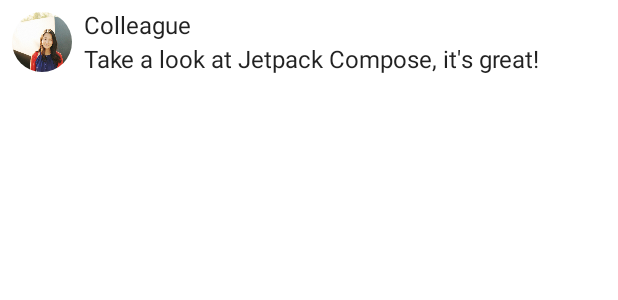
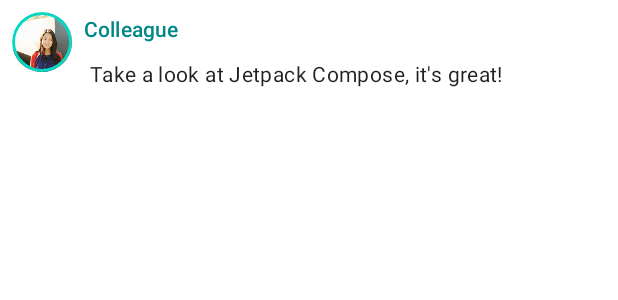
Before and after one commit to eric101789/ComposeTutorial, an Android app built with Jetpack Compose: the @Preview function PreviewMessageCard, on a phone screen of 412 x 824 dp. Shown: the top 300 px of the screen. Run offline under Robolectric (Android 15) with nearby library versions, the phone set to English and light mode, and no system bars.

Commit message:
版面配置 使用質感設計(形狀)

```diff
--- a/app/src/main/java/com/example/composetutorial/MainActivity.kt
+++ b/app/src/main/java/com/example/composetutorial/MainActivity.kt
@@ -5,6 +5,7 @@ import android.os.Bundle
 import androidx.activity.ComponentActivity
 import androidx.activity.compose.setContent
 import androidx.compose.foundation.Image
+import androidx.compose.foundation.border
 import androidx.compose.foundation.layout.*
 import androidx.compose.foundation.shape.CircleShape
 import androidx.compose.material.MaterialTheme
@@ -39,27 +40,30 @@ fun MessageCard(msg: Message) {
     Row(modifier = Modifier.padding(all = 8.dp)) {
         Image(
             painter = painterResource(R.drawable.profile_picture),
-            contentDescription = "Content profile picture",
+            contentDescription = null,
             modifier = Modifier
-                // Set image size to 40 dp
                 .size(40.dp)
-                // Clip image to be shaped as a circle
                 .clip(CircleShape)
+                .border(1.5.dp, MaterialTheme.colors.secondary, CircleShape)
         )
-
-        // Add a horizontal space between the image and the column
         Spacer(modifier = Modifier.width(8.dp))
 
         Column {
-            Text(text = msg.author)
-            // Add a vertical space between the author and message texts
+            Text(
+                text = msg.author,
+                color = MaterialTheme.colors.secondaryVariant,
+                style = MaterialTheme.typography.subtitle2
+            )
+
             Spacer(modifier = Modifier.height(4.dp))
-            Text(text = msg.body)
 
+            Text(
+                text = msg.body,
+                modifier = Modifier.padding(all = 4.dp),
+                style = MaterialTheme.typography.body2
+            )
         }
     }
-
-
 }
 
 @Preview
```
